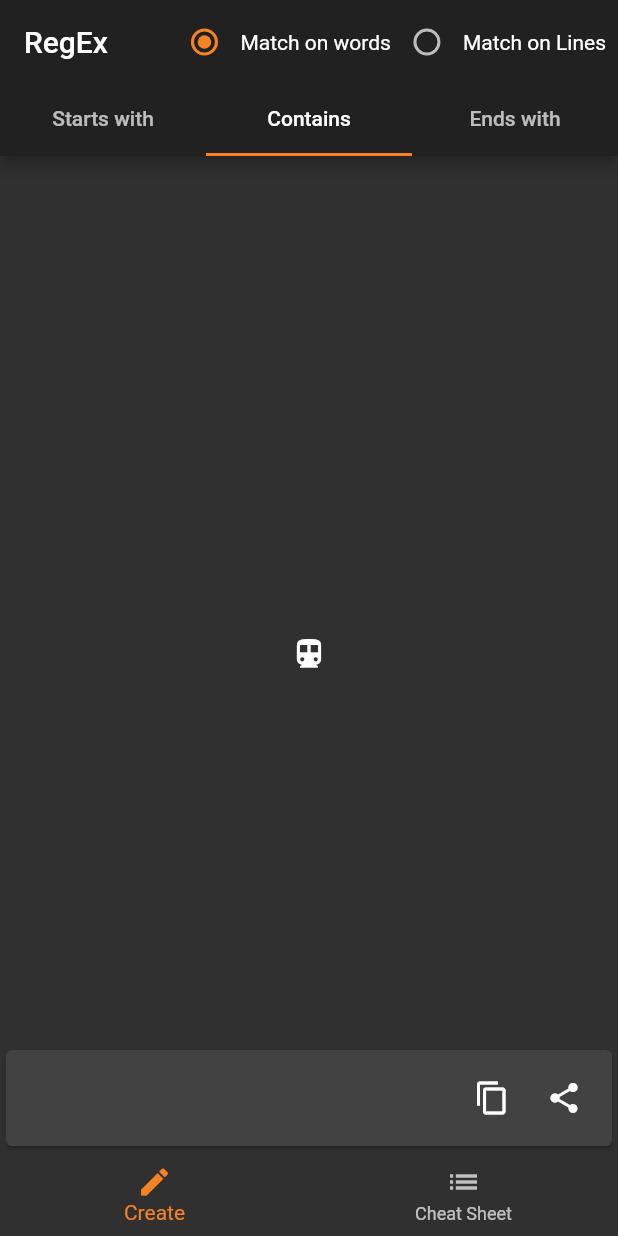
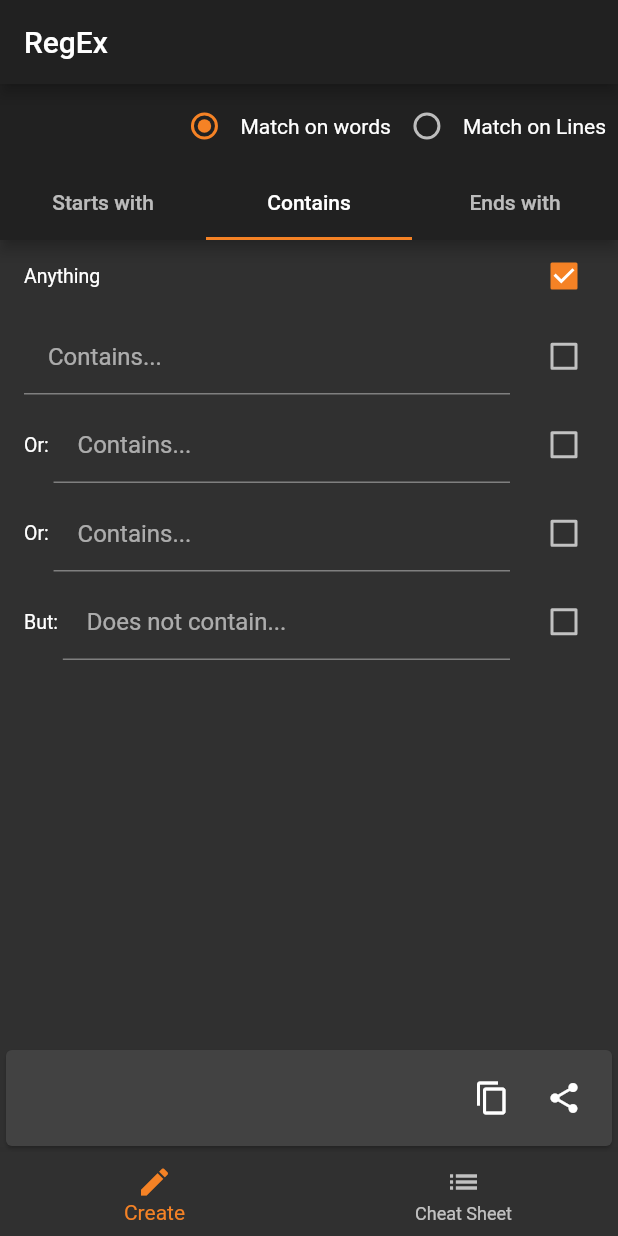
Before and after one commit to KalpeshKundanani/EasyRegex, a Flutter app: the screen it shows after launch, tab 2 chosen, on a phone screen of 412 x 824 dp. Run offline on Flutter 3.47's test engine with Material 2 defaults, Android fonts, the phone set to English and light mode, and no system bars.

Commit message:
Added initial UI for tabs.

```diff
--- a/lib/gui/main_ui.dart
+++ b/lib/gui/main_ui.dart
@@ -1,4 +1,5 @@
-import 'package:easy_regex/gui/regex_output_widget.dart';
+import 'package:easy_regex/gui/tabs/contains_widget.dart';
+import 'package:easy_regex/gui/tabs/ends_with_widget.dart';
 import 'package:easy_regex/gui/tabs/starts_with_widget.dart';
 import 'package:flutter/foundation.dart';
 import 'package:flutter/material.dart';
@@ -14,16 +15,10 @@ class TabBarDemo extends StatelessWidget {
       length: 3,
       child: Scaffold(
         appBar: AppBar(
-          title: Text('RegEx'),
           actions: _actions,
           bottom: _tabBar,
         ),
-        body: Stack(
-          children: <Widget>[
-            _tabBarView,
-            RegExOutputWidget(),
-          ],
-        ),
+        body: _tabBarView,
       ),
     );
   }
@@ -33,10 +28,10 @@ class TabBarDemo extends StatelessWidget {
       ];
 
   TabBarView get _tabBarView => TabBarView(
-        children: [
+        children: <Widget>[
           StartsWithWidget(),
-          Icon(Icons.directions_transit),
-          Icon(Icons.directions_bike),
+          ContainsWidget(),
+          EndsWithWidget(),
         ],
       );
 
--- /dev/null
+++ b/lib/gui/tabs/contains_widget.dart
@@ -0,0 +1,185 @@
+import 'package:flutter/material.dart';
+
+enum Contains {
+  anything,
+  contains,
+  does_not_contain,
+  none,
+}
+
+enum ContainsText {
+  contains1,
+  contains2,
+  contains3,
+}
+
+const Map<Contains, String> containsNameMap = <Contains, String>{
+  Contains.anything: "Anything",
+  Contains.contains: "Contains...",
+  Contains.does_not_contain: "Does not contain...",
+};
+
+extension ContainsExtention on Contains {
+  String get name => containsNameMap[this];
+}
+
+class ContainsWidget extends StatelessWidget {
+  ValueNotifier<Contains> checkNotifier =
+      ValueNotifier<Contains>(Contains.anything);
+  ValueNotifier<Set<ContainsText>> containsCheckNotifier =
+      ValueNotifier<Set<ContainsText>>(<ContainsText>{});
+
+  @override
+  Widget build(BuildContext context) {
+    final Color accentColor = Theme.of(context).accentColor;
+    return ValueListenableBuilder(
+      valueListenable: containsCheckNotifier,
+      builder: (BuildContext context, value, Widget child) {
+        return ValueListenableBuilder(
+          valueListenable: checkNotifier,
+          builder: (BuildContext context, value, Widget child) {
+            return Column(
+              children: <Widget>[
+                CheckboxListTile(
+                  dense: true,
+                  activeColor: accentColor,
+                  title: Text(Contains.anything.name),
+                  value: checkNotifier.value == Contains.anything,
+                  onChanged: (bool value) {
+                    checkNotifier.value =
+                        value ? Contains.anything : Contains.none;
+                    containsCheckNotifier.value = <ContainsText>{};
+                  },
+                ),
+                CheckboxListTile(
+                  dense: true,
+                  activeColor: accentColor,
+                  title: TextFormField(
+                    cursorColor: accentColor,
+                    decoration: InputDecoration(
+                      focusColor: accentColor,
+                      hoverColor: accentColor,
+                      contentPadding: EdgeInsets.all(16),
+                      hintText: Contains.contains.name,
+                    ),
+                  ),
+                  value: checkNotifier.value == Contains.contains &&
+                      containsCheckNotifier.value
+                          .contains(ContainsText.contains1),
+                  onChanged: (bool value) {
+                    checkNotifier.value = Contains.contains;
+                    Set<ContainsText> symbols =
+                        Set.from(containsCheckNotifier.value);
+                    if (value) {
+                      symbols.add(ContainsText.contains1);
+                    } else {
+                      symbols.remove(ContainsText.contains1);
+                    }
+                    containsCheckNotifier.value = symbols;
+                  },
+                ),
+                CheckboxListTile(
+                  dense: true,
+                  activeColor: accentColor,
+                  title: Row(
+                    mainAxisSize: MainAxisSize.min,
+                    children: <Widget>[
+                      Text('Or: '),
+                      Expanded(
+                        child: TextFormField(
+                          cursorColor: accentColor,
+                          decoration: InputDecoration(
+                            focusColor: accentColor,
+                            hoverColor: accentColor,
+                            contentPadding: EdgeInsets.all(16),
+                            hintText: Contains.contains.name,
+                          ),
+                        ),
+                      ),
+                    ],
+                  ),
+                  value: checkNotifier.value == Contains.contains &&
+                      containsCheckNotifier.value
+                          .contains(ContainsText.contains2),
+                  onChanged: (bool value) {
+                    checkNotifier.value = Contains.contains;
+                    Set<ContainsText> symbols =
+                        Set.from(containsCheckNotifier.value);
+                    if (value) {
+                      symbols.add(ContainsText.contains2);
+                    } else {
+                      symbols.remove(ContainsText.contains2);
+                    }
+                    containsCheckNotifier.value = symbols;
+                  },
+                ),
+                CheckboxListTile(
+                  dense: true,
+                  activeColor: accentColor,
+                  title: Row(
+                    mainAxisSize: MainAxisSize.min,
+                    children: <Widget>[
+                      Text('Or: '),
+                      Expanded(
+                        child: TextFormField(
+                          cursorColor: accentColor,
+                          decoration: InputDecoration(
+                            focusColor: accentColor,
+                            hoverColor: accentColor,
+                            contentPadding: EdgeInsets.all(16),
+                            hintText: Contains.contains.name,
+                          ),
+                        ),
+                      ),
+                    ],
+                  ),
+                  value: checkNotifier.value == Contains.contains &&
+                      containsCheckNotifier.value
+                          .contains(ContainsText.contains3),
+                  onChanged: (bool value) {
+                    checkNotifier.value = Contains.contains;
+                    Set<ContainsText> symbols =
+                        Set.from(containsCheckNotifier.value);
+                    if (value) {
+                      symbols.add(ContainsText.contains3);
+                    } else {
+                      symbols.remove(ContainsText.contains3);
+                    }
+                    containsCheckNotifier.value = symbols;
+                  },
+                ),
+                CheckboxListTile(
+                  dense: true,
+                  activeColor: accentColor,
+                  title: Row(
+                    mainAxisSize: MainAxisSize.min,
+                    children: <Widget>[
+                      Text('But: '),
+                      Expanded(
+                        child: TextFormField(
+                          cursorColor: accentColor,
+                          decoration: InputDecoration(
+                            focusColor: accentColor,
+                            hoverColor: accentColor,
+                            contentPadding: EdgeInsets.all(16),
+                            hintText: Contains.does_not_contain.name,
+                          ),
+                        ),
+                      ),
+                    ],
+                  ),
+                  value: checkNotifier.value == Contains.does_not_contain,
+                  onChanged: (bool value) {
+                    checkNotifier.value =
+                        value ? Contains.does_not_contain : Contains.none;
+                    containsCheckNotifier.value = <ContainsText>{};
+                  },
+                ),
+              ],
+            );
+          },
+        );
+      },
+    );
+  }
+}
--- a/lib/main.dart
+++ b/lib/main.dart
@@ -1,3 +1,8 @@
+import 'package:easy_regex/gui/regex_output_widget.dart';
+import 'package:easy_regex/gui/tabs/contains_widget.dart';
+import 'package:easy_regex/gui/tabs/ends_with_widget.dart';
+import 'package:easy_regex/gui/tabs/starts_with_widget.dart';
+import 'package:flutter/foundation.dart';
 import 'package:flutter/material.dart';
 import 'package:flutter/services.dart';
 
@@ -14,9 +19,9 @@ class MyApp extends StatelessWidget {
         [DeviceOrientation.portraitUp, DeviceOrientation.portraitDown]);
     SystemChrome.setSystemUIOverlayStyle(SystemUiOverlayStyle(
         statusBarColor: Colors.transparent,
-      systemNavigationBarColor: Color.fromRGBO(48, 48, 48, 1)
-    ));
-    return MaterialApp(debugShowCheckedModeBanner: false,
+        systemNavigationBarColor: Color.fromRGBO(48, 48, 48, 1)));
+    return MaterialApp(
+      debugShowCheckedModeBanner: false,
       title: 'Flutter Demo',
       theme: ThemeData(
         brightness: Brightness.dark,
@@ -28,17 +33,57 @@ class MyApp extends StatelessWidget {
 }
 
 class MyHomePage extends StatefulWidget {
-
   @override
   _MyHomePageState createState() => _MyHomePageState();
 }
 
 class _MyHomePageState extends State<MyHomePage> {
   int _selectedIndex = 0;
-  static List<Widget> _widgetOptions = <Widget>[
-    TabBarDemo(),
-    CheatSheetWidget(),
-  ];
+  List<Widget> get _widgetOptions => <Widget>[
+        Stack(
+          children: <Widget>[
+            kIsWeb
+                ? Row(
+                    mainAxisSize: MainAxisSize.min,
+                    children: <Widget>[
+                      Expanded(
+                          child: Column(
+                        children: <Widget>[
+                          Text(
+                            'Starts With',
+                            style: Theme.of(context).textTheme.title,
+                          ),
+                          StartsWithWidget(),
+                        ],
+                      )),
+                      Expanded(
+                          child: Column(
+                        children: <Widget>[
+                          Text(
+                            'Contains',
+                            style: Theme.of(context).textTheme.title,
+                          ),
+                          ContainsWidget(),
+                        ],
+                      )),
+                      Expanded(
+                          child: Column(
+                        children: <Widget>[
+                          Text(
+                            'Ends With',
+                            style: Theme.of(context).textTheme.title,
+                          ),
+                          EndsWithWidget(),
+                        ],
+                      )),
+                    ],
+                  )
+                : TabBarDemo(),
+            RegExOutputWidget(),
+          ],
+        ),
+        CheatSheetWidget(),
+      ];
 
   void _onItemTapped(int index) {
     setState(() {
@@ -49,6 +94,9 @@ class _MyHomePageState extends State<MyHomePage> {
   @override
   Widget build(BuildContext context) {
     return Scaffold(
+      appBar: AppBar(
+        title: Text('RegEx'),
+      ),
       body: Center(
         child: _widgetOptions.elementAt(_selectedIndex),
       ),
```
Also changed, not shown: lib/gui/tabs/ends_with_widget.dart (added, +185 -0 lines), lib/gui/tabs/starts_with_widget.dart (+65 -27 lines).
